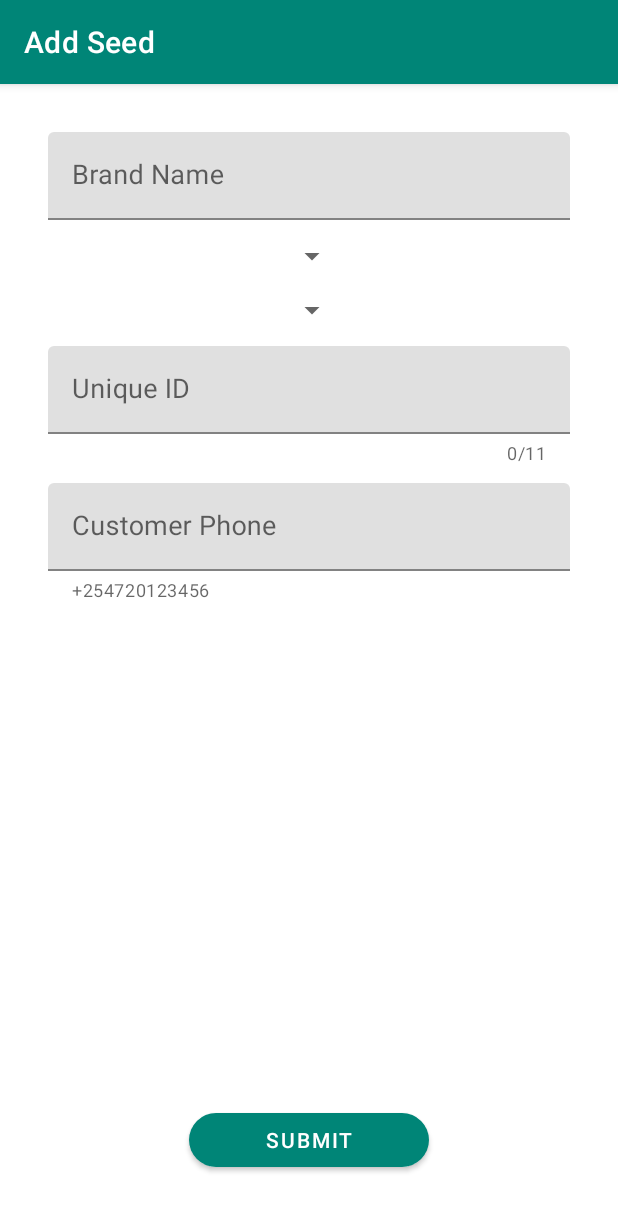
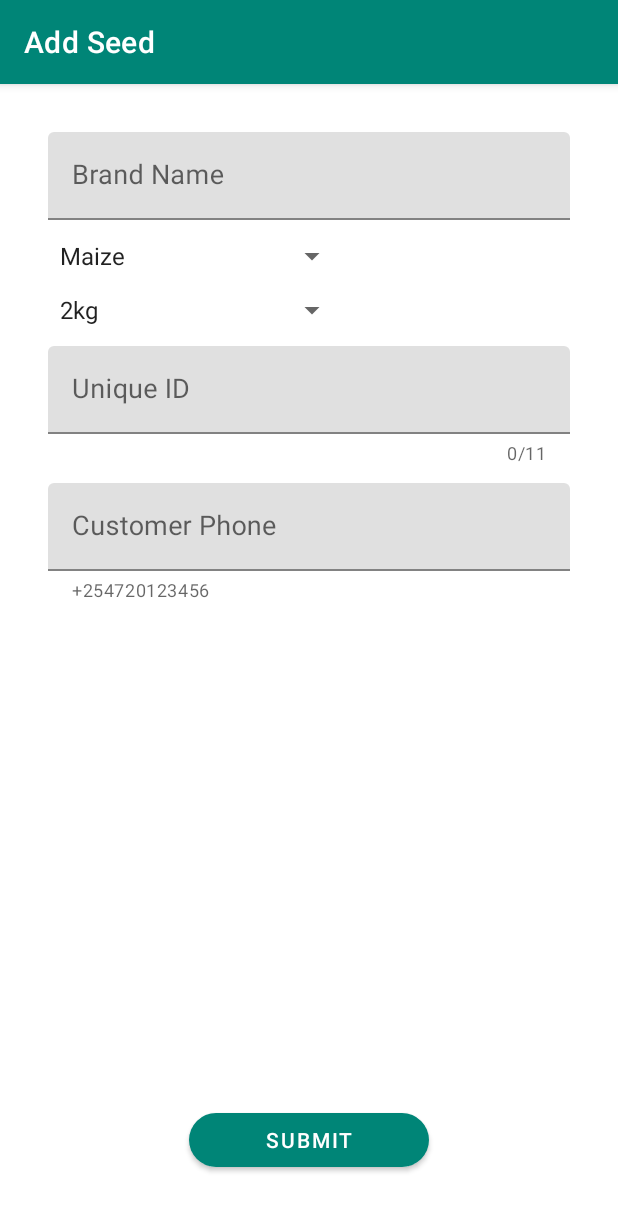
Before and after one commit to doc2dev/KoinTestDemo, an Android app: the AddSeedFragment screen opened through its navigation route, on a phone screen of 412 x 824 dp. Shown: the top 1211 px of the screen. Run offline under Robolectric (Android 15) with nearby library versions, the phone set to English and light mode, and no system bars.

```diff
--- a/app/src/main/AndroidManifest.xml
+++ b/app/src/main/AndroidManifest.xml
@@ -12,7 +12,8 @@
         android:theme="@style/AppTheme"
 
         tools:ignore="GoogleAppIndexingWarning">
-        <activity android:name=".ui.MainActivity">
+        <activity android:name=".ui.MainActivity"
+            android:windowSoftInputMode="adjustPan">
             <intent-filter>
                 <action android:name="android.intent.action.MAIN" />
 
--- a/app/src/main/java/com/doc2dev/seedr/ui/AddSeedFragment.kt
+++ b/app/src/main/java/com/doc2dev/seedr/ui/AddSeedFragment.kt
@@ -7,12 +7,22 @@ import android.view.ViewGroup
 import androidx.appcompat.app.AppCompatActivity
 import androidx.fragment.app.Fragment
 import com.doc2dev.seedr.R
+import android.widget.ArrayAdapter
+import kotlinx.android.synthetic.main.fragment_add_seed.*
+
 
 /**
  * Created by Eston on 06/12/2018.
  */
 class AddSeedFragment: Fragment() {
     private lateinit var parentActivity: AppCompatActivity
+    private val seedTypes = arrayOf(
+        "Maize",
+        "Sorghum",
+        "Rice",
+        "Beans"
+    )
+    private val seedQuantities = arrayOf(2, 5, 10, 25)
 
     override fun onCreateView(
         inflater: LayoutInflater,
@@ -23,5 +33,30 @@ class AddSeedFragment: Fragment() {
     override fun onViewCreated(view: View, savedInstanceState: Bundle?) {
         parentActivity = activity as AppCompatActivity
         parentActivity.title = "Add Seed"
+        populateSeedTypes()
+        populateSeedQuantities()
+    }
+
+    private fun populateSeedQuantities() {
+        val seedQuantityStrings = seedQuantities.map {
+            "${it}kg"
+        }
+        val arrayAdapter = ArrayAdapter<String>(
+            parentActivity,
+            android.R.layout.simple_spinner_item,
+            seedQuantityStrings
+        )
+        arrayAdapter.setDropDownViewResource(android.R.layout.simple_spinner_dropdown_item)
+        seedQuantitySelector.adapter = arrayAdapter
+    }
+
+    private fun populateSeedTypes() {
+        val arrayAdapter = ArrayAdapter<String>(
+            parentActivity,
+            android.R.layout.simple_spinner_item,
+            seedTypes
+        )
+        arrayAdapter.setDropDownViewResource(android.R.layout.simple_spinner_dropdown_item)
+        seedTypeSelector.adapter = arrayAdapter
     }
 }
--- a/app/src/main/res/layout/fragment_add_seed.xml
+++ b/app/src/main/res/layout/fragment_add_seed.xml
@@ -4,7 +4,8 @@
     android:layout_width="match_parent"
     android:layout_height="match_parent"
     android:paddingStart="32dp"
-    android:paddingEnd="32dp">
+    android:paddingEnd="32dp"
+    android:paddingBottom="40dp">
 
     <com.google.android.material.textfield.TextInputLayout
         android:id="@+id/brandName"
@@ -32,7 +33,7 @@
         app:layout_constraintTop_toBottomOf="@id/brandName" />
 
     <androidx.appcompat.widget.AppCompatSpinner
-        android:id="@+id/quantitySelector"
+        android:id="@+id/seedQuantitySelector"
         android:layout_width="200dp"
         android:layout_height="wrap_content"
         android:layout_marginTop="12dp"
@@ -47,7 +48,7 @@
         app:counterEnabled="true"
         app:counterMaxLength="11"
         app:layout_constraintStart_toStartOf="parent"
-        app:layout_constraintTop_toBottomOf="@id/quantitySelector">
+        app:layout_constraintTop_toBottomOf="@id/seedQuantitySelector">
 
         <com.google.android.material.textfield.TextInputEditText
             android:layout_width="match_parent"
@@ -81,7 +82,6 @@
         android:id="@+id/material_button"
         android:layout_width="160dp"
         android:layout_height="wrap_content"
-        android:layout_marginBottom="40dp"
         android:text="@string/submit"
         app:cornerRadius="30dp"
         app:layout_constraintBottom_toBottomOf="parent"
```
